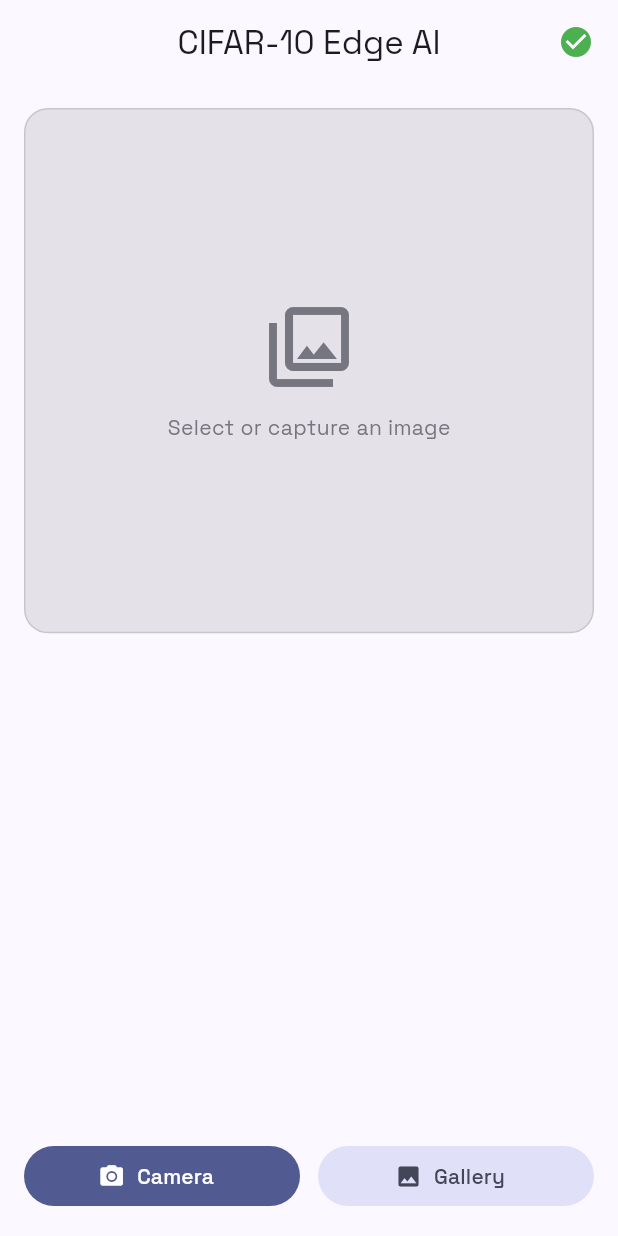
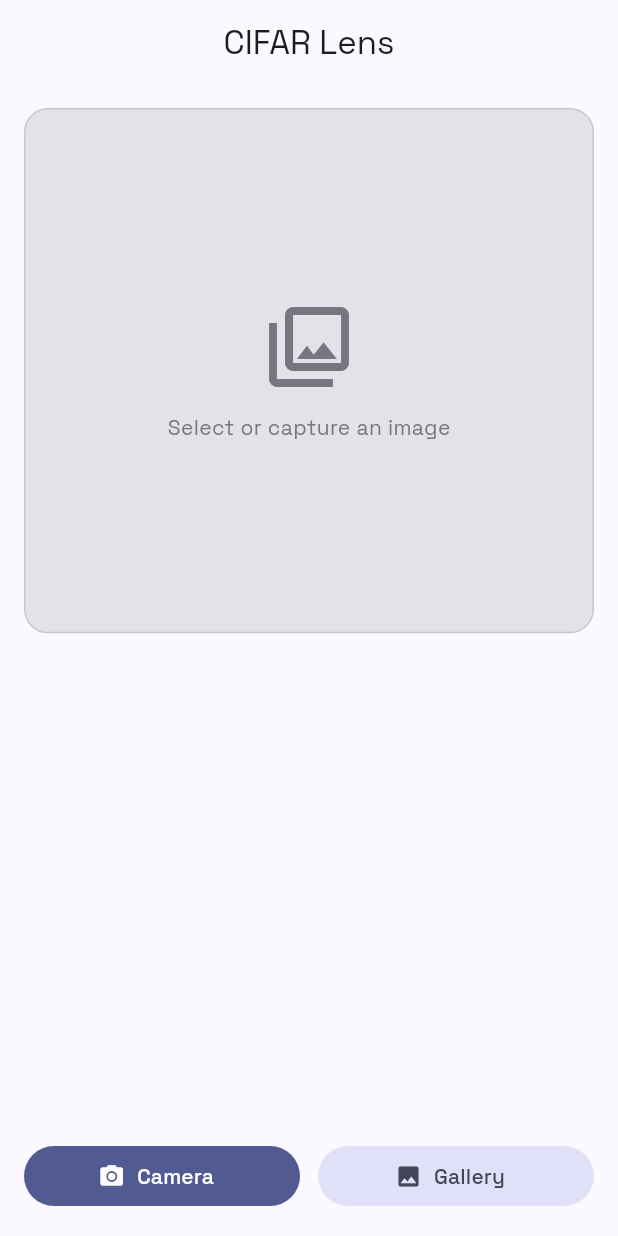
Before and after one commit to Marvyoha/flutter-ondevice-ml-vision, a Flutter app: the ClassificationScreen screen opened directly, on a phone screen of 412 x 824 dp. Run offline on Flutter 3.47's test engine with Material 3 defaults, Android fonts, the phone set to English and light mode, and no system bars; our stand-ins replace flutter_riverpod, flutter_secure_storage, google_fonts, image_picker; missing offline and left inert: tflite_flutter; accounts and stored records are empty.

Commit message:
Updated the README file

```diff
--- a/lib/screens/homescreen.dart
+++ b/lib/screens/homescreen.dart
@@ -46,15 +46,15 @@ class ClassificationScreen extends ConsumerWidget {
 
     return Scaffold(
       appBar: AppBar(
-        title: const Text('CIFAR-10 Edge AI'),
+        title: const Text('CIFAR Lens'),
         centerTitle: true,
-        actions: [
-          Icon(
-            state.isModelReady ? Icons.check_circle : Icons.hourglass_top,
-            color: state.isModelReady ? Colors.green : Colors.orange,
-          ),
-          const SizedBox(width: 16),
-        ],
+        // actions: [
+        //   Icon(
+        //     state.isModelReady ? Icons.check_circle : Icons.hourglass_top,
+        //     color: state.isModelReady ? Colors.green : Colors.orange,
+        //   ),
+        //   const SizedBox(width: 16),
+        // ],
       ),
       body: SafeArea(
         child: Column(
```
Also changed, not shown: 1 other file.
